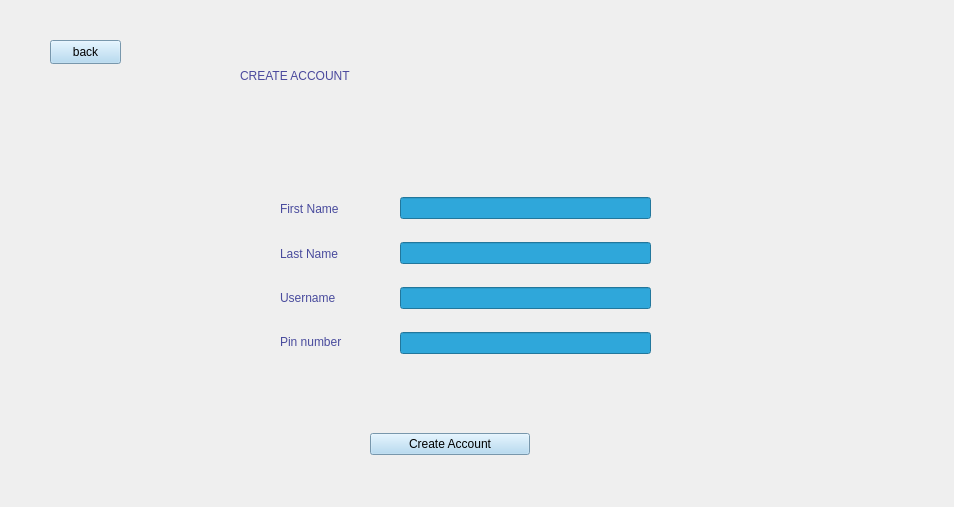
The window that view/register.ui (rawsashimi1604/1009_BankingSystem) describes before a commit, drawn with Qt 5.
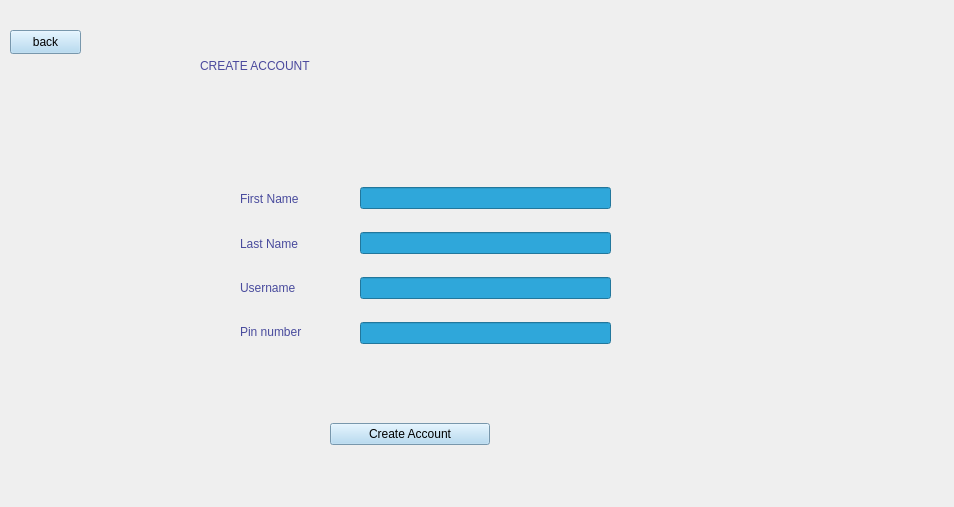
The same window after the commit.

Commit message: included all the back button functionality for all ui

The edit to the form file:
```diff
--- a/view/register.ui
+++ b/view/register.ui
@@ -16,11 +16,78 @@
   <property name="styleSheet">
    <string notr="true"/>
   </property>
-  <widget class="QLabel" name="label">
+  <widget class="QStackedWidget" name="stackedWidget">
    <property name="geometry">
     <rect>
-     <x>240</x>
+     <x>10</x>
+     <y>10</y>
+     <width>941</width>
+     <height>491</height>
+    </rect>
+   </property>
+   <widget class="QWidget" name="page">
+    <widget class="QPushButton" name="back">
+     <property name="geometry">
+      <rect>
+       <x>0</x>
      <y>20</y>
+       <width>71</width>
+       <height>24</height>
+      </rect>
+     </property>
+     <property name="styleSheet">
+      <string notr="true">background-color: rgb(168, 212, 241);
+font: 700 9pt &quot;Segoe UI&quot;;</string>
+     </property>
+     <property name="text">
+      <string>back</string>
+     </property>
+    </widget>
+    <widget class="QWidget" name="verticalLayoutWidget_2">
+     <property name="geometry">
+      <rect>
+       <x>350</x>
+       <y>160</y>
+       <width>251</width>
+       <height>191</height>
+      </rect>
+     </property>
+     <layout class="QVBoxLayout" name="verticalLayout_4">
+      <item>
+       <widget class="QLineEdit" name="lineEdit_5">
+        <property name="styleSheet">
+         <string notr="true">background-color: rgb(47, 167, 218);</string>
+        </property>
+       </widget>
+      </item>
+      <item>
+       <widget class="QLineEdit" name="lineEdit_6">
+        <property name="styleSheet">
+         <string notr="true">background-color: rgb(47, 167, 218);</string>
+        </property>
+       </widget>
+      </item>
+      <item>
+       <widget class="QLineEdit" name="lineEdit_7">
+        <property name="styleSheet">
+         <string notr="true">background-color: rgb(47, 167, 218);</string>
+        </property>
+       </widget>
+      </item>
+      <item>
+       <widget class="QLineEdit" name="lineEdit_8">
+        <property name="styleSheet">
+         <string notr="true">background-color: rgb(47, 167, 218);</string>
+        </property>
+       </widget>
+      </item>
+     </layout>
+    </widget>
+    <widget class="QLabel" name="label">
+     <property name="geometry">
+      <rect>
+       <x>190</x>
+       <y>0</y>
      <width>461</width>
      <height>111</height>
     </rect>
@@ -33,11 +100,34 @@
     <string>CREATE ACCOUNT</string>
    </property>
   </widget>
+    <widget class="QWidget" name="verticalLayoutWidget_3">
+     <property name="geometry">
+      <rect>
+       <x>320</x>
+       <y>399</y>
+       <width>160</width>
+       <height>51</height>
+      </rect>
+     </property>
+     <layout class="QVBoxLayout" name="verticalLayout_5">
+      <item>
+       <widget class="QPushButton" name="pushButton_3">
+        <property name="styleSheet">
+         <string notr="true">background-color: rgb(168, 212, 241);
+font: 700 9pt &quot;Segoe UI&quot;;</string>
+        </property>
+        <property name="text">
+         <string>Create Account</string>
+        </property>
+       </widget>
+      </item>
+     </layout>
+    </widget>
   <widget class="QWidget" name="verticalLayoutWidget">
    <property name="geometry">
     <rect>
-     <x>280</x>
-     <y>190</y>
+       <x>230</x>
+       <y>170</y>
      <width>111</width>
      <height>171</height>
     </rect>
@@ -89,85 +179,7 @@
     </item>
    </layout>
   </widget>
-  <widget class="QWidget" name="verticalLayoutWidget_2">
-   <property name="geometry">
-    <rect>
-     <x>400</x>
-     <y>180</y>
-     <width>251</width>
-     <height>191</height>
-    </rect>
-   </property>
-   <layout class="QVBoxLayout" name="verticalLayout_2">
-    <item>
-     <widget class="QLineEdit" name="lineEdit">
-      <property name="styleSheet">
-       <string notr="true">background-color: rgb(47, 167, 218);</string>
-      </property>
-     </widget>
-    </item>
-    <item>
-     <widget class="QLineEdit" name="lineEdit_3">
-      <property name="styleSheet">
-       <string notr="true">background-color: rgb(47, 167, 218);</string>
-      </property>
-     </widget>
-    </item>
-    <item>
-     <widget class="QLineEdit" name="lineEdit_2">
-      <property name="styleSheet">
-       <string notr="true">background-color: rgb(47, 167, 218);</string>
-      </property>
-     </widget>
-    </item>
-    <item>
-     <widget class="QLineEdit" name="lineEdit_4">
-      <property name="styleSheet">
-       <string notr="true">background-color: rgb(47, 167, 218);</string>
-      </property>
-     </widget>
-    </item>
-   </layout>
-  </widget>
-  <widget class="QWidget" name="verticalLayoutWidget_3">
-   <property name="geometry">
-    <rect>
-     <x>370</x>
-     <y>419</y>
-     <width>160</width>
-     <height>51</height>
-    </rect>
-   </property>
-   <layout class="QVBoxLayout" name="verticalLayout_3">
-    <item>
-     <widget class="QPushButton" name="pushButton">
-      <property name="styleSheet">
-       <string notr="true">background-color: rgb(168, 212, 241);
-font: 700 9pt &quot;Segoe UI&quot;;</string>
-      </property>
-      <property name="text">
-       <string>Create Account</string>
-      </property>
-     </widget>
-    </item>
-   </layout>
-  </widget>
-  <widget class="QPushButton" name="pushButton_2">
-   <property name="geometry">
-    <rect>
-     <x>50</x>
-     <y>40</y>
-     <width>71</width>
-     <height>24</height>
-    </rect>
-   </property>
-   <property name="styleSheet">
-    <string notr="true">background-color: rgb(168, 212, 241);
-font: 700 9pt &quot;Segoe UI&quot;;</string>
-   </property>
-   <property name="text">
-    <string>back</string>
-   </property>
+   </widget>
   </widget>
  </widget>
  <resources/>
```
Left out of the diff: 10 changed lines with no effect on the pictures. Lines whose indentation alone changed are shown as unchanged. The commit also changes 14 other files.
